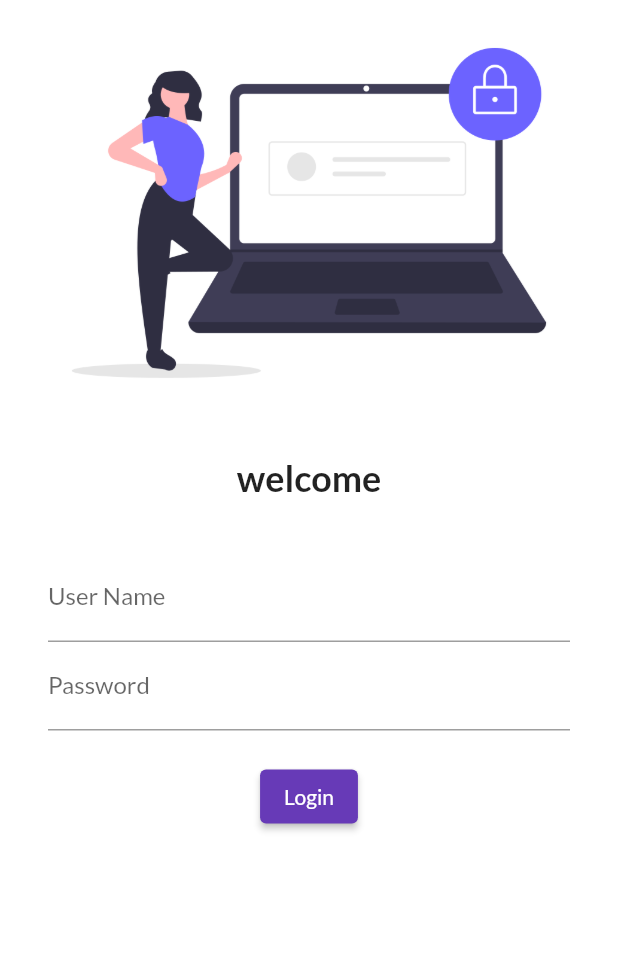
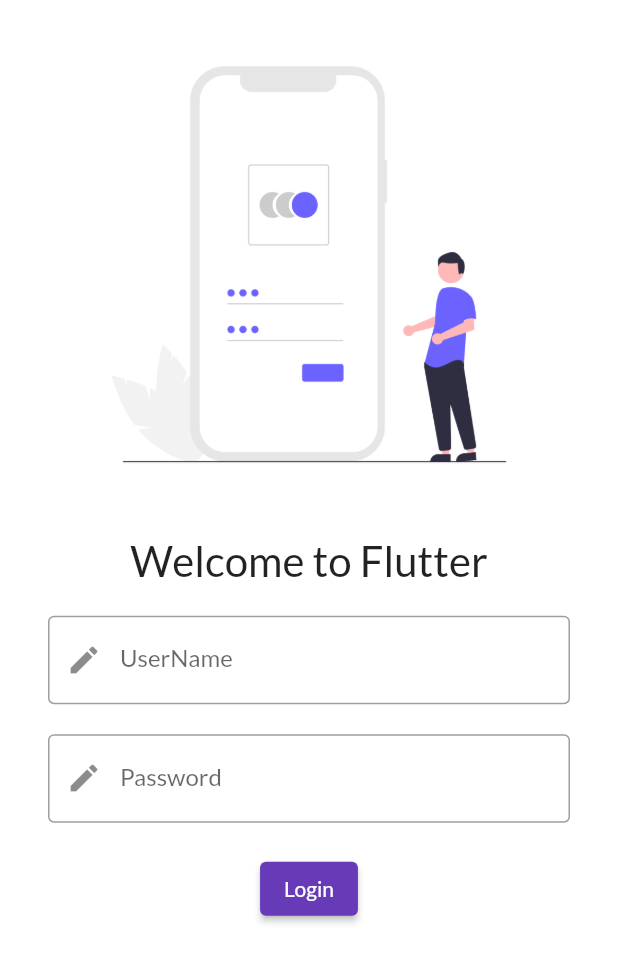
Before and after one commit to Zahedcse/flutter_app1, a Flutter app: the screen it shows after launch, on a phone screen of 412 x 824 dp. Shown: the top 963 px of the screen. Run offline on Flutter 3.47's test engine with Material 2 defaults, Android fonts, the phone set to English and light mode, and no system bars; our stand-ins replace google_fonts.

Commit message:
Day 4 completed

```diff
--- a/lib/main.dart
+++ b/lib/main.dart
@@ -1,6 +1,7 @@
 import 'package:flutter/material.dart';
 import 'screens/homepage.dart';
 import 'screens/login_page.dart';
+import 'screens/login.dart';
 import 'package:google_fonts/google_fonts.dart';
 
 void main() => runApp(MyApp());
@@ -16,10 +17,11 @@ class MyApp extends StatelessWidget {
           primarySwatch: Colors.deepPurple,
         ),
         darkTheme: ThemeData(brightness: Brightness.light),
-        // initialRoute: "/home",
+        initialRoute: "/login",
         routes: {
           "/": (context) => LoginPage(),
           "/home": (context) => HomePage(),
+          "/login": (context) => Login(),
         });
   }
 }
--- /dev/null
+++ b/lib/screens/login.dart
@@ -0,0 +1,63 @@
+import 'package:flutter/material.dart';
+
+class Login extends StatelessWidget {
+  //const Login({Key? key}) : super(key: key);
+
+  @override
+  Widget build(BuildContext context) {
+    return Material(
+      color: Colors.white,
+      child: Padding(
+        padding: const EdgeInsets.symmetric(vertical: 16.0, horizontal: 32.0),
+        child: Column(
+          children: [
+            Image.asset(
+              "Assets/Images/login1.png",
+              fit: BoxFit.cover,
+            ),
+            SizedBox(
+              height: 20.0,
+            ),
+            Text(
+              'Welcome to Flutter',
+              style: TextStyle(fontSize: 28, fontWeight: FontWeight.w500),
+            ),
+            SizedBox(
+              height: 20,
+            ),
+            TextFormField(
+              decoration: InputDecoration(
+                  labelText: 'UserName',
+                  hintText: 'Enter User Name',
+                  border: OutlineInputBorder(),
+                  prefixIcon: Icon(Icons.edit)),
+            ),
+            SizedBox(
+              height: 20,
+            ),
+            TextFormField(
+              decoration: InputDecoration(
+                labelText: 'Password',
+                hintText: 'Enter Password',
+                border: OutlineInputBorder(),
+                prefixIcon: Icon(Icons.edit),
+              ),
+              obscureText: true,
+              keyboardType: TextInputType.phone,
+            ),
+            SizedBox(
+              height: 20,
+            ),
+            ElevatedButton(
+              onPressed: () {
+                print('Clicked Login');
+              },
+              child: Text('Login'),
+              style: TextButton.styleFrom(),
+            )
+          ],
+        ),
+      ),
+    );
+  }
+}
```
Also changed, not shown: Assets/Images/login1.png (added).
